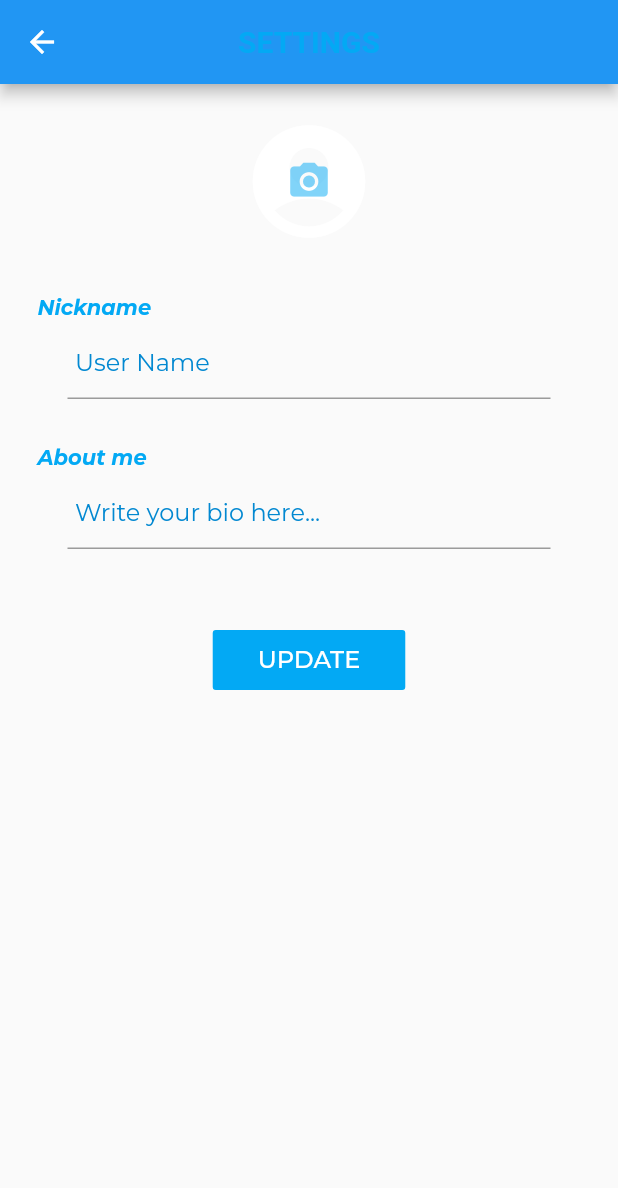
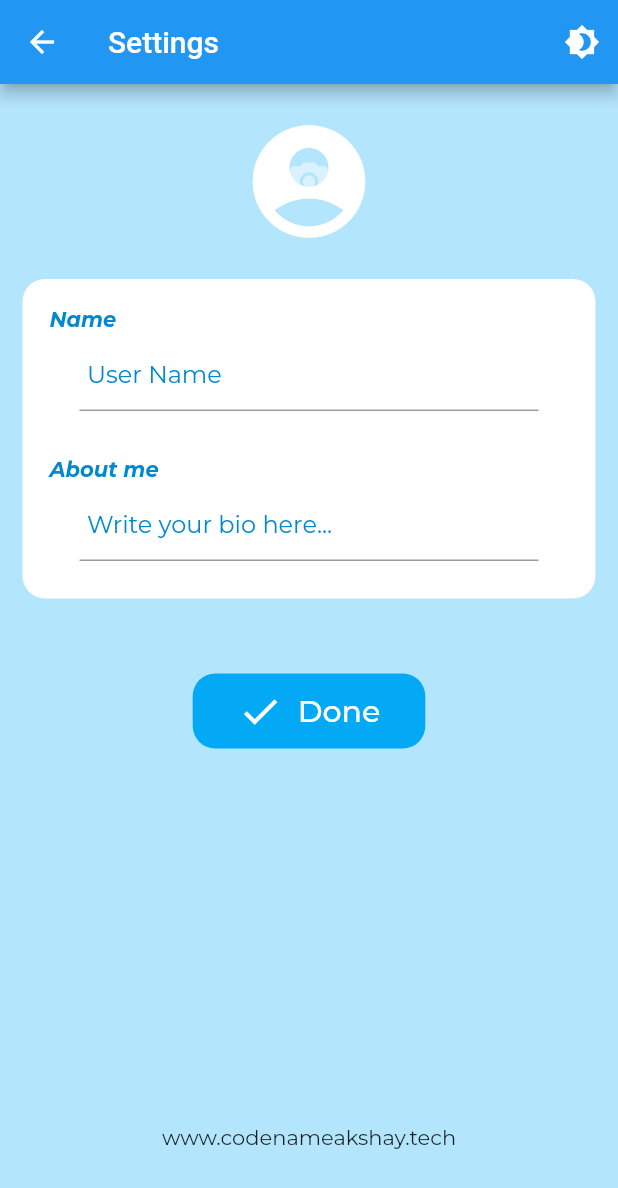
Before and after one commit to Hash-Studios/chatme-flutter, a Flutter app: the Settings screen opened directly, on a phone screen of 412 x 824 dp. Shown: the top 1188 px of the screen. Run offline on Flutter 3.47's test engine with Material 2 defaults, Android fonts, the light colour scheme and no system bars; our stand-ins replace cached_network_image, cloud_firestore, firebase_auth, firebase_messaging, firebase_storage, flutter_local_notifications and 7 more; accounts and stored records are empty.

Commit message:
settings ui done

```diff
--- a/lib/settings.dart
+++ b/lib/settings.dart
@@ -9,17 +9,36 @@ import './const.dart';
 import 'package:fluttertoast/fluttertoast.dart';
 import 'package:image_picker/image_picker.dart';
 import 'package:shared_preferences/shared_preferences.dart';
+import './theme_provider.dart';
+import 'package:provider/provider.dart';
 
-class Settings extends StatelessWidget {
+class Settings extends StatefulWidget {
+  @override
+  _SettingsState createState() => _SettingsState();
+}
+
+class _SettingsState extends State<Settings> {
   @override
   Widget build(BuildContext context) {
+    final themeProvider = Provider.of<DynamicTheme>(context);
     return new Scaffold(
+      backgroundColor: lightPrimaryColor,
       appBar: new AppBar(
         title: new Text(
-          'SETTINGS',
-          style: TextStyle(color: primaryColor, fontWeight: FontWeight.bold),
+          'Settings',
+          style: TextStyle(
+            color: textIconsColor,
           ),
-        centerTitle: true,
+        ),
+        actions: <Widget>[
+          IconButton(
+              icon: Icon(Icons.brightness_4),
+              onPressed: () {
+                setState(() {
+                  themeProvider.changeDarkMode(!themeProvider.isDarkMode);
+                });
+              })
+        ],
       ),
       body: new SettingsScreen(),
     );
@@ -90,15 +109,16 @@ class SettingsScreenState extends State<SettingsScreen> {
         storageTaskSnapshot = value;
         storageTaskSnapshot.ref.getDownloadURL().then((downloadUrl) {
           photoUrl = downloadUrl;
-          Firestore.instance
-              .collection('users')
-              .document(id)
-              .updateData({'nickname': nickname, 'aboutMe': aboutMe, 'photoUrl': photoUrl}).then((data) async {
+          Firestore.instance.collection('users').document(id).updateData({
+            'nickname': nickname,
+            'aboutMe': aboutMe,
+            'photoUrl': photoUrl
+          }).then((data) async {
             await prefs.setString('photoUrl', photoUrl);
             setState(() {
               isLoading = false;
             });
-            Fluttertoast.showToast(msg: "Upload success");
+            Fluttertoast.showToast(msg: "Profile Photo changed successfully");
           }).catchError((err) {
             setState(() {
               isLoading = false;
@@ -109,13 +129,13 @@ class SettingsScreenState extends State<SettingsScreen> {
           setState(() {
             isLoading = false;
           });
-          Fluttertoast.showToast(msg: 'This file is not an image');
+          Fluttertoast.showToast(msg: "Can't change profile photo");
         });
       } else {
         setState(() {
           isLoading = false;
         });
-        Fluttertoast.showToast(msg: 'This file is not an image');
+        Fluttertoast.showToast(msg: "Can't change profile photo");
       }
     }, onError: (err) {
       setState(() {
@@ -133,10 +153,11 @@ class SettingsScreenState extends State<SettingsScreen> {
       isLoading = true;
     });
 
-    Firestore.instance
-        .collection('users')
-        .document(id)
-        .updateData({'nickname': nickname, 'aboutMe': aboutMe, 'photoUrl': photoUrl}).then((data) async {
+    Firestore.instance.collection('users').document(id).updateData({
+      'nickname': nickname,
+      'aboutMe': aboutMe,
+      'photoUrl': photoUrl
+    }).then((data) async {
       await prefs.setString('nickname', nickname);
       await prefs.setString('aboutMe', aboutMe);
       await prefs.setString('photoUrl', photoUrl);
@@ -145,7 +166,7 @@ class SettingsScreenState extends State<SettingsScreen> {
         isLoading = false;
       });
 
-      Fluttertoast.showToast(msg: "Update success");
+      Fluttertoast.showToast(msg: "Updated info successfully");
     }).catchError((err) {
       setState(() {
         isLoading = false;
@@ -174,7 +195,9 @@ class SettingsScreenState extends State<SettingsScreen> {
                                     placeholder: (context, url) => Container(
                                       child: CircularProgressIndicator(
                                         strokeWidth: 2.0,
-                                            valueColor: AlwaysStoppedAnimation<Color>(darkPrimaryColor),
+                                        valueColor:
+                                            AlwaysStoppedAnimation<Color>(
+                                                darkPrimaryColor),
                                       ),
                                       width: 90.0,
                                       height: 90.0,
@@ -185,7 +208,8 @@ class SettingsScreenState extends State<SettingsScreen> {
                                     height: 90.0,
                                     fit: BoxFit.cover,
                                   ),
-                                  borderRadius: BorderRadius.all(Radius.circular(45.0)),
+                                  borderRadius:
+                                      BorderRadius.all(Radius.circular(45.0)),
                                   clipBehavior: Clip.hardEdge,
                                 )
                               : Icon(
@@ -200,13 +224,14 @@ class SettingsScreenState extends State<SettingsScreen> {
                                 height: 90.0,
                                 fit: BoxFit.cover,
                               ),
-                              borderRadius: BorderRadius.all(Radius.circular(45.0)),
+                              borderRadius:
+                                  BorderRadius.all(Radius.circular(45.0)),
                               clipBehavior: Clip.hardEdge,
                             ),
                       IconButton(
                         icon: Icon(
                           Icons.camera_alt,
-                          color: primaryColor.withOpacity(0.5),
+                          color: textIconsColor.withOpacity(0.5),
                         ),
                         onPressed: getImage,
                         padding: EdgeInsets.all(30.0),
@@ -222,19 +247,30 @@ class SettingsScreenState extends State<SettingsScreen> {
               ),
 
               // Input
-              Column(
+              Container(
+                decoration: BoxDecoration(
+                    color: textIconsColor,
+                    borderRadius: BorderRadius.circular(15)),
+                child: Padding(
+                  padding: const EdgeInsets.fromLTRB(8, 8, 8, 25),
+                  child: Column(
                     children: <Widget>[
                       // Username
                       Container(
                         child: Text(
-                      'Nickname',
-                      style: TextStyle(fontStyle: FontStyle.italic, fontWeight: FontWeight.bold, color: primaryColor),
+                          'Name',
+                          style: TextStyle(
+                              fontStyle: FontStyle.italic,
+                              fontWeight: FontWeight.bold,
+                              color: darkPrimaryColor),
                         ),
-                    margin: EdgeInsets.only(left: 10.0, bottom: 5.0, top: 10.0),
+                        margin:
+                            EdgeInsets.only(left: 10.0, bottom: 5.0, top: 10.0),
                       ),
                       Container(
                         child: Theme(
-                      data: Theme.of(context).copyWith(primaryColor: primaryColor),
+                          data: Theme.of(context)
+                              .copyWith(primaryColor: primaryColor),
                           child: TextField(
                             decoration: InputDecoration(
                               hintText: 'User Name',
@@ -255,13 +291,18 @@ class SettingsScreenState extends State<SettingsScreen> {
                       Container(
                         child: Text(
                           'About me',
-                      style: TextStyle(fontStyle: FontStyle.italic, fontWeight: FontWeight.bold, color: primaryColor),
+                          style: TextStyle(
+                              fontStyle: FontStyle.italic,
+                              fontWeight: FontWeight.bold,
+                              color: darkPrimaryColor),
                         ),
-                    margin: EdgeInsets.only(left: 10.0, top: 30.0, bottom: 5.0),
+                        margin:
+                            EdgeInsets.only(left: 10.0, top: 30.0, bottom: 5.0),
                       ),
                       Container(
                         child: Theme(
-                      data: Theme.of(context).copyWith(primaryColor: primaryColor),
+                          data: Theme.of(context)
+                              .copyWith(primaryColor: primaryColor),
                           child: TextField(
                             decoration: InputDecoration(
                               hintText: 'Write your bio here...',
@@ -280,14 +321,30 @@ class SettingsScreenState extends State<SettingsScreen> {
                     ],
                     crossAxisAlignment: CrossAxisAlignment.start,
                   ),
+                ),
+              ),
 
               // Button
               Container(
                 child: FlatButton(
+                  shape: RoundedRectangleBorder(
+                      borderRadius: BorderRadius.circular(15)),
                   onPressed: handleUpdateData,
-                  child: Text(
-                    'UPDATE',
-                    style: TextStyle(fontSize: 16.0),
+                  child: Row(
+                    mainAxisSize: MainAxisSize.min,
+                    children: <Widget>[
+                      Icon(
+                        Icons.check,
+                        size: 30,
+                      ),
+                      SizedBox(
+                        width: 10,
+                      ),
+                      Text(
+                        'Done',
+                        style: TextStyle(fontSize: 20.0),
+                      ),
+                    ],
                   ),
                   color: primaryColor,
                   highlightColor: new Color(0xff8d93a0),
@@ -297,6 +354,15 @@ class SettingsScreenState extends State<SettingsScreen> {
                 ),
                 margin: EdgeInsets.only(top: 50.0, bottom: 50.0),
               ),
+              Column(
+                mainAxisAlignment: MainAxisAlignment.end,
+                children: <Widget>[
+                  SizedBox(
+                    height: 200,
+                  ),
+                  Text('www.codenameakshay.tech')
+                ],
+              )
             ],
           ),
           padding: EdgeInsets.only(left: 15.0, right: 15.0),
@@ -307,7 +373,9 @@ class SettingsScreenState extends State<SettingsScreen> {
           child: isLoading
               ? Container(
                   child: Center(
-                    child: CircularProgressIndicator(valueColor: AlwaysStoppedAnimation<Color>(darkPrimaryColor)),
+                    child: CircularProgressIndicator(
+                        valueColor:
+                            AlwaysStoppedAnimation<Color>(darkPrimaryColor)),
                   ),
                   color: Colors.white.withOpacity(0.8),
                 )
```
Also changed, not shown: lib/main.dart (+9 -9 lines). Lines whose indentation alone changed are shown as unchanged.
